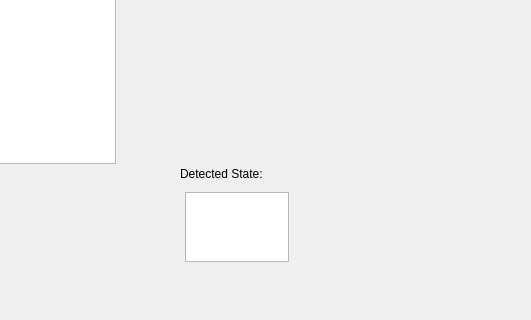
The window that GUI/window.ui (cha-code-ma/shootMoving) describes before a commit, drawn with Qt 5; both pictures show x 255 to 786 and y 298 to 618 of the 786 by 618 pixel window.
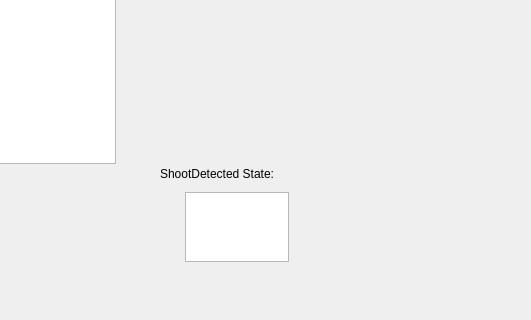
The same window after the commit. Custom widgets are drawn as their Qt base class.

Commit message: added texbox so it is visible when shooting is detected

```diff
--- a/GUI/window.ui
+++ b/GUI/window.ui
@@ -179,9 +179,9 @@
   <widget class="QPlainTextEdit" name="plainTextEdit_2">
    <property name="geometry">
     <rect>
-     <x>430</x>
+     <x>410</x>
      <y>460</y>
-     <width>151</width>
+     <width>171</width>
      <height>31</height>
     </rect>
    </property>
@@ -189,7 +189,7 @@
     <string notr="true">background-color: rgba(191, 64, 64, 0);</string>
    </property>
    <property name="plainText">
-    <string>Detected State:</string>
+    <string>ShootDetected State:</string>
    </property>
   </widget>
  </widget>
```
Left out of the diff: 2 changed lines with no effect on the pictures. The commit also changes 1 other file.
